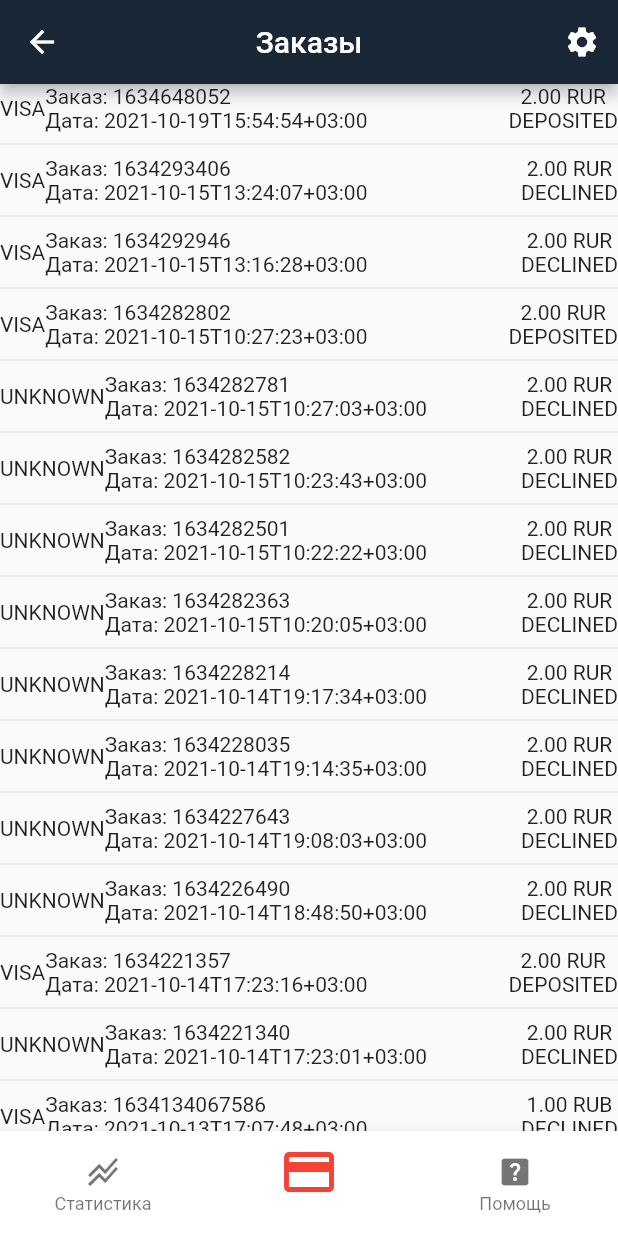
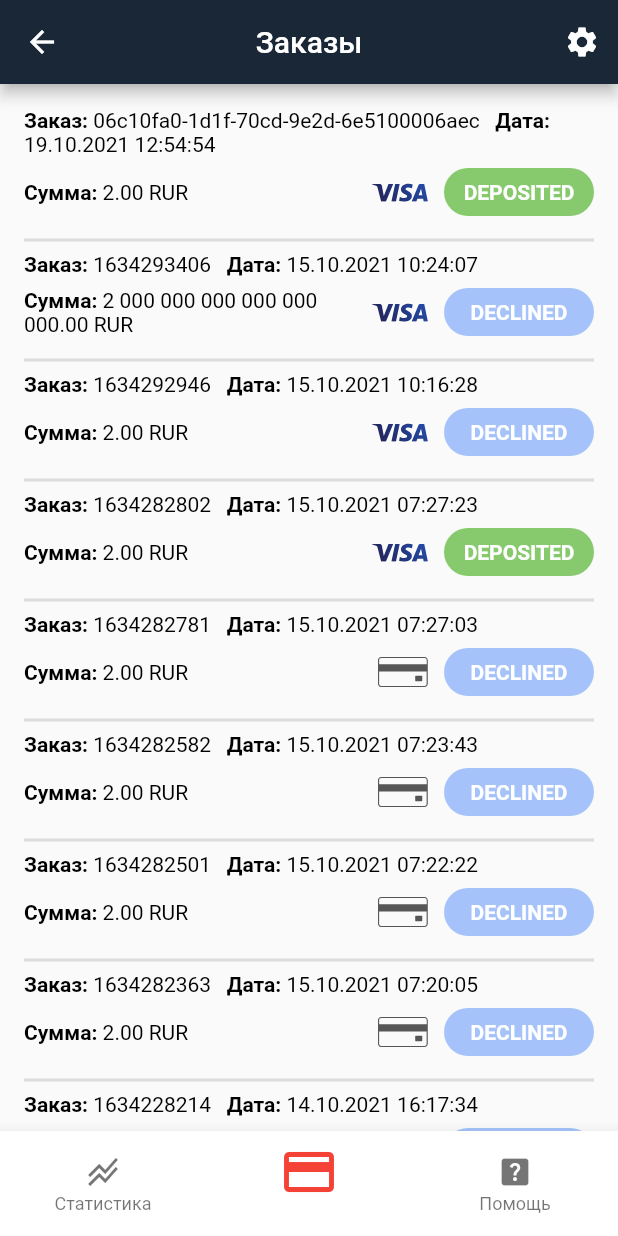
Before and after one commit to leonvsg/mp3_mobile, a Flutter app: the MainPage screen opened by its route, item 2 of the bottom bar chosen, on a phone screen of 412 x 824 dp. Run offline on Flutter 3.47's test engine with Material 2 defaults, Android fonts, the phone set to English and light mode, and no system bars; our stand-ins replace flutter_svg.

Commit message:
update order list

```diff
--- /dev/null
+++ b/lib/models/payment_system.dart
@@ -0,0 +1,9 @@
+enum PaymentSystem{
+  visa,
+  mastercard,
+  mir,
+  jcb,
+  amex,
+  belcard,
+  unknown
+}
--- a/lib/models/simple_order.dart
+++ b/lib/models/simple_order.dart
@@ -1,9 +1,12 @@
 import 'dart:convert';
+
+import 'package:mp3_mobile/models/payment_system.dart';
+import 'package:mp3_mobile/utils/payment_system_mapper.dart';
 
 class SimpleOrderData {
   String actionCode; //"(0) Запрос успешно обработан"
   String amount; //"2.00"
-  String createdDate; //"2021-10-19T15:54:54+03:00"
+  DateTime createdDate; //"2021-10-19T15:54:54+03:00"
   String currency; //"RUR"
   String feeAmount; //"0.00"
   String mdOrder; //"06d5386a-ce26-79b9-b68d-cc7b00006aec"
@@ -11,7 +14,7 @@ class SimpleOrderData {
   String? ofdStatus; //"DELIVERED"
   String orderNumber; //"1634648052"
   String? paymentDate; //"2021-10-19T15:54:59+03:00"
-  String paymentSystem; //"VISA"
+  PaymentSystem paymentSystem; //"VISA"
   String paymentType; //"CARD"
   String paymentTypeExtension; //"CARD"
   String refundedAmount; //"0.00"
@@ -40,7 +43,7 @@ class SimpleOrderData {
   SimpleOrderData copyWith({
     String? actionCode,
     String? amount,
-    String? createdDate,
+    DateTime? createdDate,
     String? currency,
     String? feeAmount,
     String? mdOrder,
@@ -48,7 +51,7 @@ class SimpleOrderData {
     String? ofdStatus,
     String? orderNumber,
     String? paymentDate,
-    String? paymentSystem,
+    PaymentSystem? paymentSystem,
     String? paymentType,
     String? paymentTypeExtension,
     String? refundedAmount,
@@ -87,7 +90,7 @@ class SimpleOrderData {
       'ofd_status': ofdStatus,
       'order_number': orderNumber,
       'payment_date': paymentDate,
-      'payment_system': paymentSystem,
+      'payment_system': mapPaymentSystemToString(paymentSystem),
       'payment_type': paymentType,
       'payment_type_extension': paymentTypeExtension,
       'refunded_amount': refundedAmount,
@@ -100,7 +103,7 @@ class SimpleOrderData {
     return SimpleOrderData(
       actionCode: map['action_code'],
       amount: map['amount'],
-      createdDate: map['created_date'],
+      createdDate: DateTime.parse(map['created_date']),
       currency: map['currency'],
       feeAmount: map['fee_amount'],
       mdOrder: map['md_order'],
@@ -108,7 +111,7 @@ class SimpleOrderData {
       ofdStatus: map['ofd_status'],
       orderNumber: map['order_number'],
       paymentDate: map['payment_date'],
-      paymentSystem: map['payment_system'],
+      paymentSystem: mapStringToPaymentSystem(map['payment_system']),
       paymentType: map['payment_type'],
       paymentTypeExtension: map['payment_type_extension'],
       refundedAmount: map['refunded_amount'],
--- a/lib/resources/app_svgs.dart
+++ b/lib/resources/app_svgs.dart
@@ -3,5 +3,7 @@ part of 'resources.dart';
 class AppSvgs {
   AppSvgs._();
 
+  static const String card = 'assets/vectors/card.svg';
   static const String fullLogo = 'assets/vectors/full_logo.svg';
+  static const String visa = 'assets/vectors/visa.svg';
 }
--- a/lib/ui/pages/home_page/widgets/order_lst_item_widget.dart
+++ b/lib/ui/pages/home_page/widgets/order_lst_item_widget.dart
@@ -1,6 +1,10 @@
 import 'package:flutter/material.dart';
+import 'package:flutter_svg/svg.dart';
+import 'package:intl/intl.dart';
+import 'package:mp3_mobile/models/payment_system.dart';
 
 import 'package:mp3_mobile/models/simple_order.dart';
+import 'package:mp3_mobile/resources/resources.dart';
 
 class OrderListItemWidget extends StatelessWidget {
   final SimpleOrderData order;
@@ -12,34 +16,94 @@ class OrderListItemWidget extends StatelessWidget {
 
   @override
   Widget build(BuildContext context) {
-    return Row(
+    return Column(
+      mainAxisSize: MainAxisSize.min,
+      crossAxisAlignment: CrossAxisAlignment.start,
       children: [
-        Text(order.paymentSystem),
-        Expanded(
-          child: Column(
+        RichText(
+          text: TextSpan(
+            style: const TextStyle(color: Colors.black),
             children: [
-              Row(
-                children: [
-                  const Text('Заказ: '),
-                  Text(order.orderNumber),
-                ],
+              const TextSpan(
+                text: 'Заказ: ',
+                style: TextStyle(fontWeight: FontWeight.bold),
               ),
-              Row(
-                children: [
-                  const Text('Дата: '),
-                  Text(order.createdDate),
-                ],
+              TextSpan(text: order.orderNumber),
+              const TextSpan(text: '   '),
+              const TextSpan(
+                text: 'Дата: ',
+                style: TextStyle(fontWeight: FontWeight.bold),
+              ),
+              TextSpan(
+                text: DateFormat('dd.MM.yyyy HH:mm:ss').format(
+                  order.createdDate.toLocal(),
+                ),
               ),
             ],
           ),
         ),
-        Column(
+        Row(
+          mainAxisAlignment: MainAxisAlignment.spaceBetween,
           children: [
-            Text('${order.amount} ${order.currency}'),
-            Text(order.state),
+            Expanded(
+              child: RichText(
+                text: TextSpan(
+                  style: const TextStyle(color: Colors.black),
+                  children: [
+                    const TextSpan(
+                      text: 'Сумма: ',
+                      style: TextStyle(fontWeight: FontWeight.bold),
+                    ),
+                    TextSpan(text: '${order.amount} ${order.currency}'),
+                  ],
+                ),
+              ),
+            ),
+            SvgPicture.asset(_getPaymentSystemAssetPath()),
+            const SizedBox(width: 10.0),
+            Chip(
+              backgroundColor: _getStatusColor(),
+              padding: EdgeInsets.zero,
+              labelPadding: EdgeInsets.zero,
+              label: SizedBox(
+                child: Center(
+                  child: Text(
+                    order.state,
+                    style: const TextStyle(
+                      color: Colors.white,
+                      fontWeight: FontWeight.bold,
+                    ),
+                  ),
+                ),
+                width: 100,
+              ),
+            ),
           ],
         ),
       ],
     );
   }
+
+  String _getPaymentSystemAssetPath() {
+    var path = AppSvgs.card;
+    switch (order.paymentSystem) {
+      case PaymentSystem.visa:
+        path = AppSvgs.visa;
+        break;
+    }
+    return path;
+  }
+
+  Color _getStatusColor() {
+    var color = const Color.fromRGBO(26, 39, 55, 1.0);
+    switch (order.state) {
+      case 'DEPOSITED':
+        color = const Color.fromRGBO(134, 202, 109, 1.0);
+        break;
+      case 'DECLINED':
+        color = const Color.fromRGBO(165, 195, 250, 1.0);
+        break;
+    }
+    return color;
+  }
 }
--- a/lib/ui/pages/home_page/widgets/orders_list_view_widget.dart
+++ b/lib/ui/pages/home_page/widgets/orders_list_view_widget.dart
@@ -4,8 +4,8 @@ import 'package:mp3_mobile/ui/pages/home_page/widgets/order_lst_item_widget.dart
 
 class OrdersListWidget extends StatelessWidget {
   final orderList = [
-    '{"payment_type":"CARD","payment_type_extension":"CARD","payment_system":"VISA","created_date":"2021-10-19T15:54:54+03:00","amount":"2.00","currency":"RUR","merchant_login":"sup_test","order_number":"1634648052","state":"DEPOSITED","payment_date":"2021-10-19T15:54:59+03:00","action_code":"(0) Запрос успешно обработан","md_order":"06d5386a-ce26-79b9-b68d-cc7b00006aec","fee_amount":"0.00","refunded_amount":"0.00","ofd_status":"DELIVERED","with_loyalty":false}',
-    '{"payment_type":"CARD","payment_type_extension":"CARD","payment_system":"VISA","created_date":"2021-10-15T13:24:07+03:00","amount":"2.00","currency":"RUR","merchant_login":"sup_test","order_number":"1634293406","state":"DECLINED","action_code":"(71015) Введённая информация неверна","md_order":"06c10fa0-1d1f-70cd-9e2d-6e5100006aec","fee_amount":"0.00","refunded_amount":"0.00","with_loyalty":false}',
+    '{"payment_type":"CARD","payment_type_extension":"CARD","payment_system":"VISA","created_date":"2021-10-19T15:54:54+03:00","amount":"2.00","currency":"RUR","merchant_login":"sup_test","order_number":"06c10fa0-1d1f-70cd-9e2d-6e5100006aec","state":"DEPOSITED","payment_date":"2021-10-19T15:54:59+03:00","action_code":"(0) Запрос успешно обработан","md_order":"06d5386a-ce26-79b9-b68d-cc7b00006aec","fee_amount":"0.00","refunded_amount":"0.00","ofd_status":"DELIVERED","with_loyalty":false}',
+    '{"payment_type":"CARD","payment_type_extension":"CARD","payment_system":"VISA","created_date":"2021-10-15T13:24:07+03:00","amount":"2 000 000 000 000 000 000.00","currency":"RUR","merchant_login":"sup_test","order_number":"1634293406","state":"DECLINED","action_code":"(71015) Введённая информация неверна","md_order":"06c10fa0-1d1f-70cd-9e2d-6e5100006aec","fee_amount":"0.00","refunded_amount":"0.00","with_loyalty":false}',
     '{"payment_type":"CARD","payment_type_extension":"CARD","payment_system":"VISA","created_date":"2021-10-15T13:16:28+03:00","amount":"2.00","currency":"RUR","merchant_login":"sup_test","order_number":"1634292946","state":"DECLINED","action_code":"(71015) Введённая информация неверна","md_order":"06c108f1-5f7c-7d43-8933-8f9900006aec","fee_amount":"0.00","refunded_amount":"0.00","with_loyalty":false}',
     '{"payment_type":"CARD","payment_type_extension":"CARD","payment_system":"VISA","created_date":"2021-10-15T10:27:23+03:00","amount":"2.00","currency":"RUR","merchant_login":"sup_test","order_number":"1634282802","state":"DEPOSITED","payment_date":"2021-10-15T10:27:37+03:00","action_code":"(0) Запрос успешно обработан","md_order":"06c07551-bb58-7337-8774-a7a900006aec","fee_amount":"0.00","refunded_amount":"0.00","ofd_status":"DELIVERED","with_loyalty":false}',
     '{"payment_type":"CARD","payment_type_extension":"CARD","payment_system":"UNKNOWN","created_date":"2021-10-15T10:27:03+03:00","amount":"2.00","currency":"RUR","merchant_login":"sup_test","order_number":"1634282781","state":"DECLINED","action_code":"(-2007) Время сессии истекло","md_order":"06c07504-59fc-76db-8b58-07ed00006aec","fee_amount":"0.00","refunded_amount":"0.00","with_loyalty":false}',
@@ -41,10 +41,17 @@ class OrdersListWidget extends StatelessWidget {
   @override
   Widget build(BuildContext context) {
     return ListView.separated(
-      itemBuilder: (context, index) =>
-          OrderListItemWidget(order: orderList[index]),
-      separatorBuilder: (context, index) => const Divider(),
+      padding: const EdgeInsets.all(16.0),
+      itemBuilder: (context, index) => InkWell(
+        child: OrderListItemWidget(order: orderList[index]),
+        onTap: () => _navigateToOrderInfo(context, orderList[index]),
+      ),
+      separatorBuilder: (context, index) => const Divider(thickness: 2),
       itemCount: orderList.length,
     );
   }
+
+  void _navigateToOrderInfo(BuildContext context, SimpleOrderData order) {
+    Navigator.of(context).pushNamed('/order', arguments: order);
+  }
 }
--- /dev/null
+++ b/lib/utils/payment_system_mapper.dart
@@ -0,0 +1,39 @@
+import 'package:mp3_mobile/models/payment_system.dart';
+
+PaymentSystem mapStringToPaymentSystem(String paymentSystemString) {
+  var paymentSystem = PaymentSystem.unknown;
+  switch (paymentSystemString) {
+    case 'VISA':
+      paymentSystem = PaymentSystem.visa;
+      break;
+  }
+  return paymentSystem;
+}
+
+String mapPaymentSystemToString(PaymentSystem paymentSystem) {
+  var string = 'UNKNOWN';
+  switch (paymentSystem) {
+    case PaymentSystem.visa:
+      string = 'VISA';
+      break;
+    case PaymentSystem.mastercard:
+      // TODO: Handle this case.
+      break;
+    case PaymentSystem.mir:
+      // TODO: Handle this case.
+      break;
+    case PaymentSystem.jcb:
+      // TODO: Handle this case.
+      break;
+    case PaymentSystem.amex:
+      // TODO: Handle this case.
+      break;
+    case PaymentSystem.belcard:
+      // TODO: Handle this case.
+      break;
+    case PaymentSystem.unknown:
+      // TODO: Handle this case.
+      break;
+  }
+  return string;
+}
--- a/pubspec.yaml
+++ b/pubspec.yaml
@@ -35,6 +35,7 @@ dependencies:
   cupertino_icons: ^1.0.2
   cached_network_image: ^3.1.0
   flutter_svg: ^0.23.0+1
+  intl: ^0.17.0
 
 dev_dependencies:
   flutter_test:
```
Also changed, not shown: lib/app.dart (+10 -0 lines), lib/ui/pages/order_details_page.dart (added, +36 -0 lines), assets/vectors/card.svg (added), assets/vectors/visa.svg (added), pubspec.lock, 1 other file.
